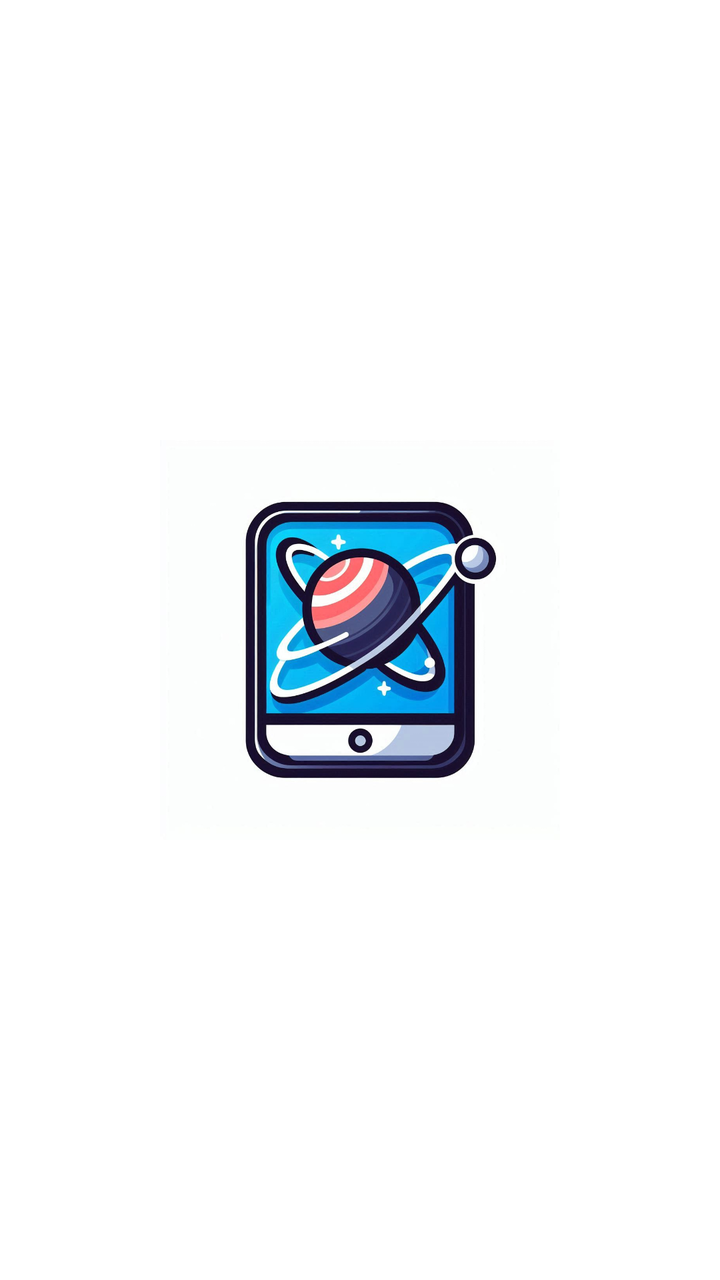
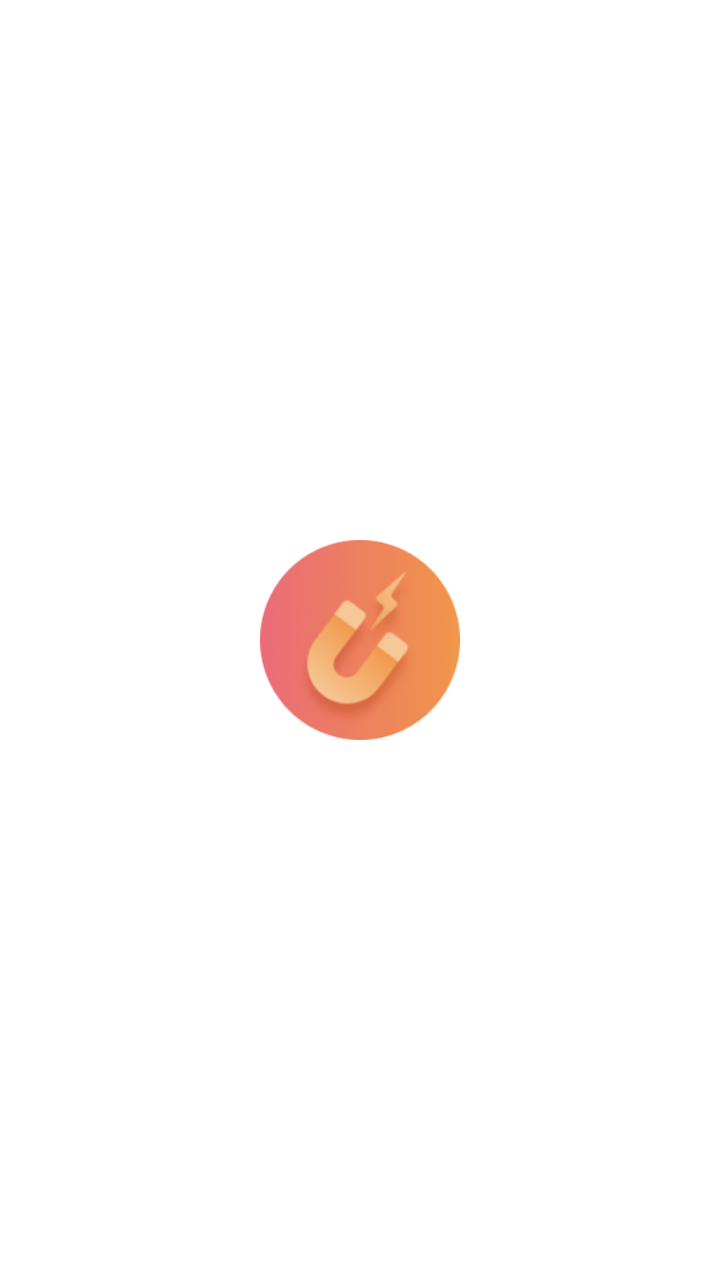

The first picture is an Android layout as it rendered before a commit; the second is the same layout after the commit. The layout source and the unified diff follow.
<!-- AndroidManifest.xml: application theme Theme.YourApp -->
<!-- res/layout/activity_splash.xml -->
<?xml version="1.0" encoding="utf-8"?>
<androidx.constraintlayout.widget.ConstraintLayout xmlns:android="http://schemas.android.com/apk/res/android"
    xmlns:app="http://schemas.android.com/apk/res-auto"
    xmlns:tools="http://schemas.android.com/tools"
    android:id="@+id/main"
    android:layout_width="match_parent"
    android:layout_height="match_parent"
    tools:context=".SplashActivity">

    <ImageView
        android:layout_width="200dp"
        android:layout_height="200dp"
        android:src="@drawable/splash_img"
        app:layout_constraintBottom_toBottomOf="parent"
        app:layout_constraintLeft_toLeftOf="parent"
        app:layout_constraintRight_toRightOf="parent"
        app:layout_constraintTop_toTopOf="parent"
        android:contentDescription="@string/splash_img" />

</androidx.constraintlayout.widget.ConstraintLayout>
<!-- resources referenced by this layout -->
<resources>
  <!-- drawable splash_img: jpeg bitmap (drawable, 88625 bytes) -->
  <string name="splash_img">splash_img</string>
  <style name="Theme.YourApp" parent="Theme.MaterialComponents.Light.NoActionBar">
          
      </style>
</resources>

<!-- the commit's change to res/layout/activity_splash.xml (unified diff, before → after) -->
@@ -8,9 +8,9 @@
     tools:context=".SplashActivity">
 
     <ImageView
-        android:layout_width="200dp"
-        android:layout_height="200dp"
-        android:src="@drawable/splash_img"
+        android:layout_width="100dp"
+        android:layout_height="100dp"
+        android:src="@drawable/physics"
         app:layout_constraintBottom_toBottomOf="parent"
         app:layout_constraintLeft_toLeftOf="parent"
         app:layout_constraintRight_toRightOf="parent"
<!-- resource entries referenced after the edit -->
@@ -1,8 +1,10 @@
 <!-- resources referenced by this layout -->
 <resources>
-  <!-- drawable splash_img: jpeg bitmap (drawable, 88625 bytes) -->
+  <!-- drawable physics: png bitmap (drawable, 24445 bytes) -->
   <string name="splash_img">splash_img</string>
   <style name="Theme.YourApp" parent="Theme.MaterialComponents.Light.NoActionBar">
+          <item name="colorControlNormal">@android:color/white</item>
+  
           
       </style>
 </resources>
